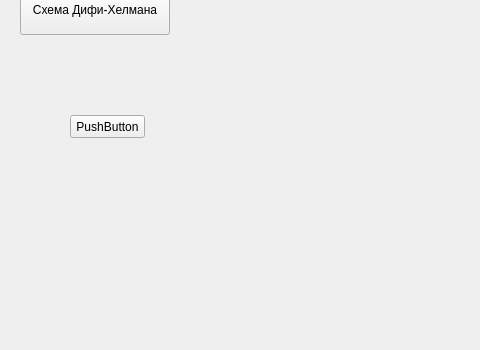
This is home_window.ui in shm0nya/Lipilin-s-game as Qt 5 draws it before an edit; both pictures show x 0 to 480 and y 285 to 635 of the 1042 by 635 pixel window. The edited form follows.
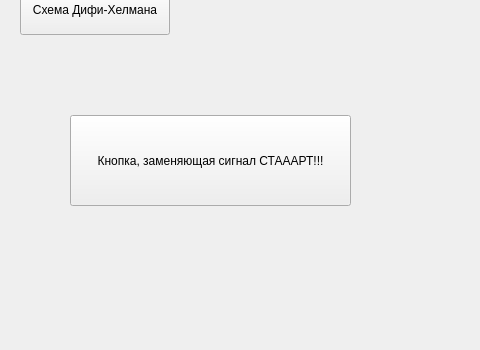
This is the edited form.

```diff
--- a/home_window.ui
+++ b/home_window.ui
@@ -233,12 +233,12 @@
     <rect>
      <x>70</x>
      <y>400</y>
-     <width>75</width>
-     <height>23</height>
+     <width>281</width>
+     <height>91</height>
     </rect>
    </property>
    <property name="text">
-    <string>PushButton</string>
+    <string>Кнопка, заменяющая сигнал СТАААРТ!!!</string>
    </property>
   </widget>
  </widget>
```
